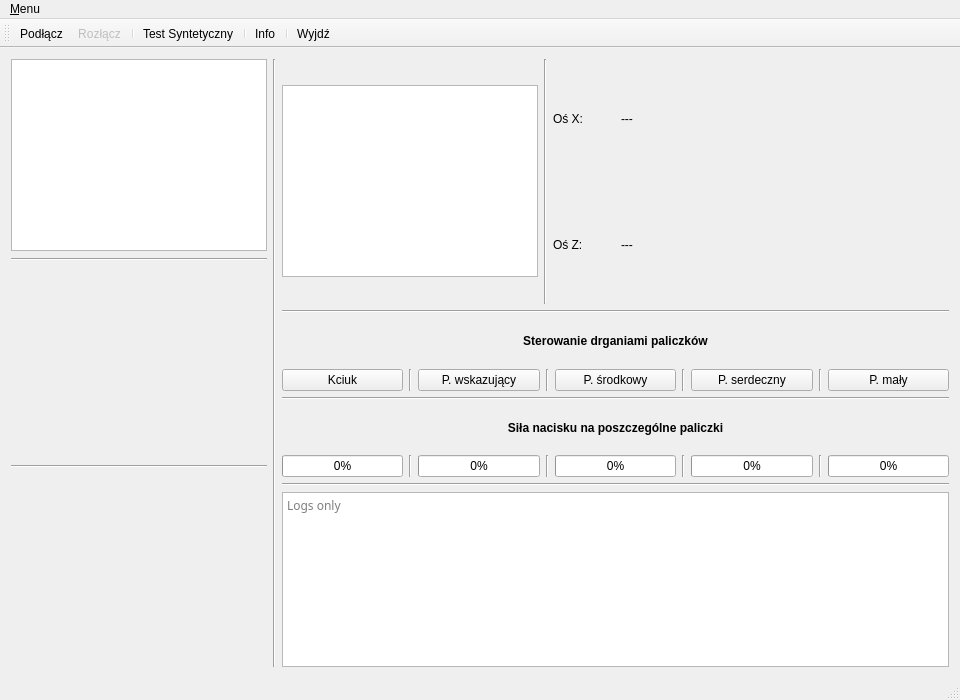
Qt form qt_rekawica/ui/mainwindow.ui (jjmgab/WDS_Rekawica-sensoryczna_Qt) before a commit.
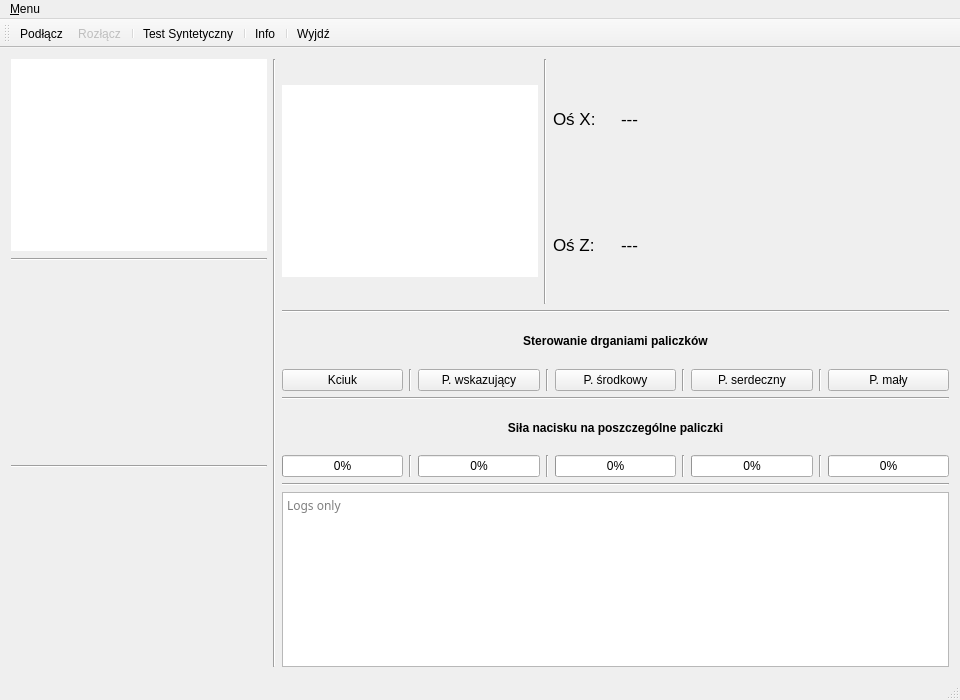
The same form after that commit. Icons and pictures are not drawn. Custom widgets are drawn as their Qt base class.

Commit message: changed transparency of pictures insteall stylesheet q pallete, added tooltips to buttons, fixed bug with qggraphicsview tooltips

Diff of the .ui file:
```diff
--- a/qt_rekawica/ui/mainwindow.ui
+++ b/qt_rekawica/ui/mainwindow.ui
@@ -73,7 +73,7 @@
     <item row="0" column="1">
      <layout class="QVBoxLayout" name="layout_mainInfo" stretch="7,5,5">
       <item>
-       <layout class="QHBoxLayout" name="layout_orientation" stretch="3,3,3,6">
+       <layout class="QHBoxLayout" name="layout_orientation" stretch="4,1,3,6">
         <item alignment="Qt::AlignHCenter|Qt::AlignVCenter">
          <widget class="QGraphicsView" name="graphics_handOrientation">
           <property name="sizePolicy">
@@ -112,6 +112,15 @@
           <property name="autoFillBackground">
            <bool>false</bool>
           </property>
+          <property name="frameShape">
+           <enum>QFrame::NoFrame</enum>
+          </property>
+          <property name="frameShadow">
+           <enum>QFrame::Plain</enum>
+          </property>
+          <property name="lineWidth">
+           <number>0</number>
+          </property>
           <property name="interactive">
            <bool>false</bool>
           </property>
@@ -130,6 +139,11 @@
            <layout class="QVBoxLayout" name="layout_orientation_dataView_labels">
             <item>
              <widget class="QLabel" name="label_orientationX">
+              <property name="font">
+               <font>
+                <pointsize>13</pointsize>
+               </font>
+              </property>
               <property name="cursor">
                <cursorShape>IBeamCursor</cursorShape>
               </property>
@@ -140,6 +154,11 @@
             </item>
             <item>
              <widget class="QLabel" name="label_orientationZ">
+              <property name="font">
+               <font>
+                <pointsize>13</pointsize>
+               </font>
+              </property>
               <property name="cursor">
                <cursorShape>IBeamCursor</cursorShape>
               </property>
@@ -157,6 +176,11 @@
             </property>
             <item>
              <widget class="QLabel" name="value_orientationX">
+              <property name="font">
+               <font>
+                <pointsize>13</pointsize>
+               </font>
+              </property>
               <property name="cursor">
                <cursorShape>ForbiddenCursor</cursorShape>
               </property>
@@ -167,6 +191,11 @@
             </item>
             <item>
              <widget class="QLabel" name="value_orientationZ">
+              <property name="font">
+               <font>
+                <pointsize>13</pointsize>
+               </font>
+              </property>
               <property name="cursor">
                <cursorShape>ForbiddenCursor</cursorShape>
               </property>
@@ -540,6 +569,15 @@
           <property name="autoFillBackground">
            <bool>false</bool>
           </property>
+          <property name="frameShape">
+           <enum>QFrame::NoFrame</enum>
+          </property>
+          <property name="frameShadow">
+           <enum>QFrame::Plain</enum>
+          </property>
+          <property name="lineWidth">
+           <number>0</number>
+          </property>
          </widget>
         </item>
         <item>
```
Left out of the diff: 64 changed lines with no effect on the pictures. The commit also changes 2 other files.
